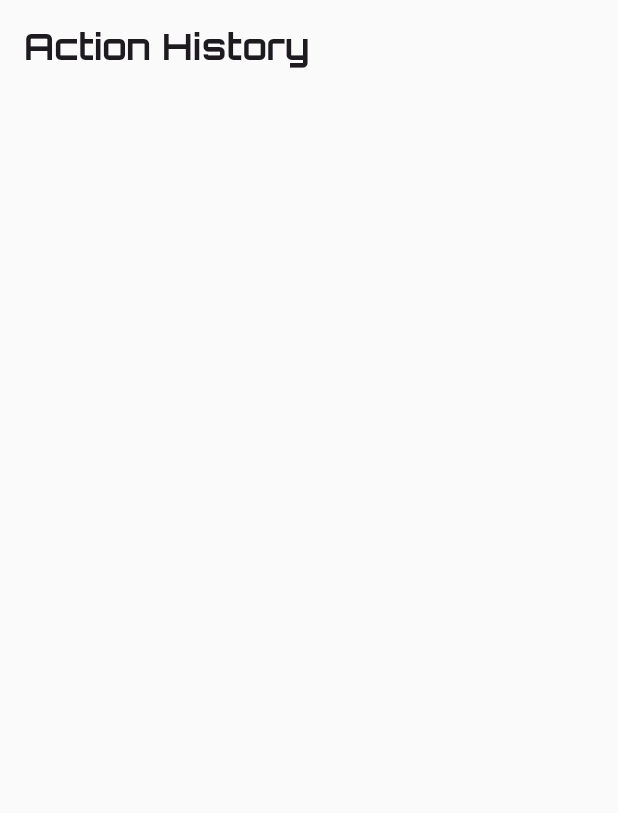
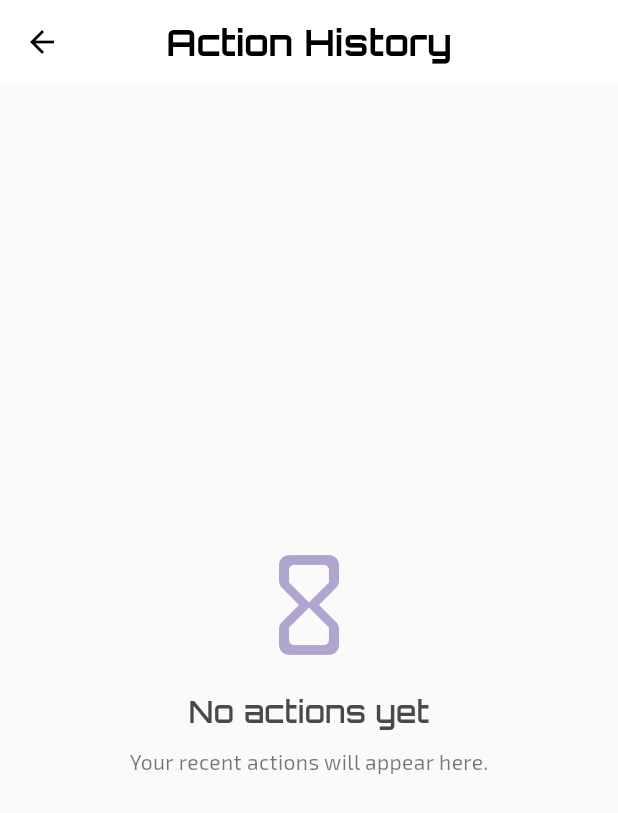
Before and after one commit to Anish-2005/EternalOS, a Flutter app: the HistoryScreen screen opened directly, on a phone screen of 412 x 824 dp. Shown: the top 813 px of the screen. Run offline on Flutter 3.47's test engine with Material 3 defaults, Android fonts, the phone set to English and light mode, and no system bars; our stand-ins replace google_fonts, shared_preferences, speech_to_text; accounts and stored records are empty.

Commit message:
Update history_screen.dart

```diff
--- a/lib/screens/history_screen.dart
+++ b/lib/screens/history_screen.dart
@@ -9,38 +9,98 @@
   Widget build(BuildContext context) {
     final ctx = Provider.of<ContextManager>(context);
     final theme = Theme.of(context);
-    return Padding(
-      padding: const EdgeInsets.all(16.0),
-      child: LayoutBuilder(builder: (context, constraints) {
-        return Column(
-          crossAxisAlignment: CrossAxisAlignment.start,
-          children: [
-            Text('Action History', style: theme.textTheme.titleLarge),
-            const SizedBox(height: 12),
-            SizedBox(
-              height:
-                  constraints.maxHeight - 72, // leave space for title+padding
-              child: ListView.separated(
-                itemCount: ctx.history.length,
-                separatorBuilder: (_, __) => const Divider(),
-                itemBuilder: (context, i) {
-                  final h = ctx.history[i];
-                  return Card(
-                    shape: RoundedRectangleBorder(
-                        borderRadius: BorderRadius.circular(10)),
-                    child: ListTile(
-                      leading:
-                          Icon(Icons.history, color: theme.iconTheme.color),
-                      title: Text(h.title),
-                      subtitle: Text('${h.time}'),
-                    ),
-                  );
-                },
+    final history = ctx.history.reversed.toList(); // latest first
+
+    return Scaffold(
+      appBar: AppBar(
+        title: const Text('Action History'),
+        centerTitle: true,
+        actions: [
+          if (history.isNotEmpty)
+            IconButton(
+              tooltip: 'Clear History',
+              icon: const Icon(Icons.delete_outline_rounded),
+              onPressed: ctx.clearHistory,
+            ),
+        ],
+      ),
+      body: Padding(
+        padding: const EdgeInsets.all(16),
+        child: AnimatedSwitcher(
+          duration: const Duration(milliseconds: 300),
+          child: history.isEmpty
+              ? _buildEmptyState(theme)
+              : _buildHistoryList(history, theme),
+        ),
+      ),
+    );
+  }
+
+  // Empty state view when there's no history
+  Widget _buildEmptyState(ThemeData theme) {
+    return Center(
+      child: Column(
+        mainAxisAlignment: MainAxisAlignment.center,
+        children: [
+          Icon(
+            Icons.hourglass_empty_rounded,
+            size: 80,
+            color: theme.colorScheme.primary.withOpacity(0.5),
+          ),
+          const SizedBox(height: 16),
+          Text(
+            'No actions yet',
+            style: theme.textTheme.titleMedium?.copyWith(
+              fontWeight: FontWeight.w600,
+              color: theme.colorScheme.onSurface.withOpacity(0.8),
+            ),
+          ),
+          const SizedBox(height: 8),
+          Text(
+            'Your recent actions will appear here.',
+            style: theme.textTheme.bodyMedium?.copyWith(
+              color: theme.colorScheme.onSurface.withOpacity(0.6),
+            ),
+          ),
+        ],
+      ),
+    );
+  }
+
+  // History list when entries are available
+  Widget _buildHistoryList(List<HistoryEntry> history, ThemeData theme) {
+    return ListView.separated(
+      physics: const BouncingScrollPhysics(),
+      itemCount: history.length,
+      separatorBuilder: (_, __) => const SizedBox(height: 8),
+      itemBuilder: (context, i) {
+        final h = history[i];
+        return Card(
+          elevation: 1,
+          margin: const EdgeInsets.symmetric(vertical: 2),
+          shape: RoundedRectangleBorder(
+            borderRadius: BorderRadius.circular(12),
+          ),
+          child: ListTile(
+            leading: CircleAvatar(
+              backgroundColor:
+                  theme.colorScheme.primaryContainer.withOpacity(0.3),
+              child: const Icon(Icons.history_rounded, size: 22),
+            ),
+            title: Text(
+              h.title,
+              style: theme.textTheme.titleMedium
+                  ?.copyWith(fontWeight: FontWeight.w500),
+            ),
+            subtitle: Text(
+              h.time.toString(),
+              style: theme.textTheme.bodySmall?.copyWith(
+                color: theme.colorScheme.onSurface.withOpacity(0.7),
               ),
             ),
-          ],
+          ),
         );
-      }),
+      },
     );
   }
 }
```
